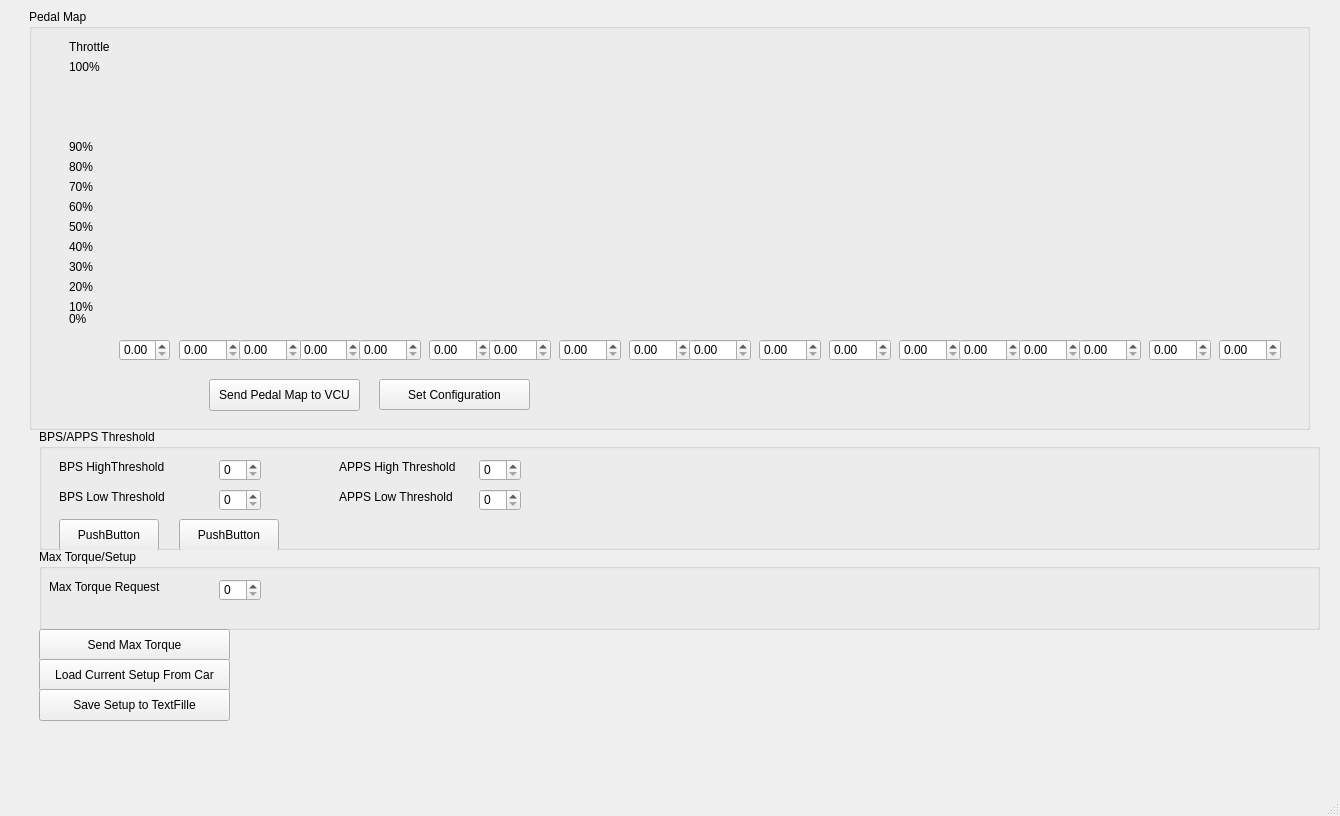
First picture: the form in ui/VCU.ui, repository ucsdtritonracing/grew, before the edit.
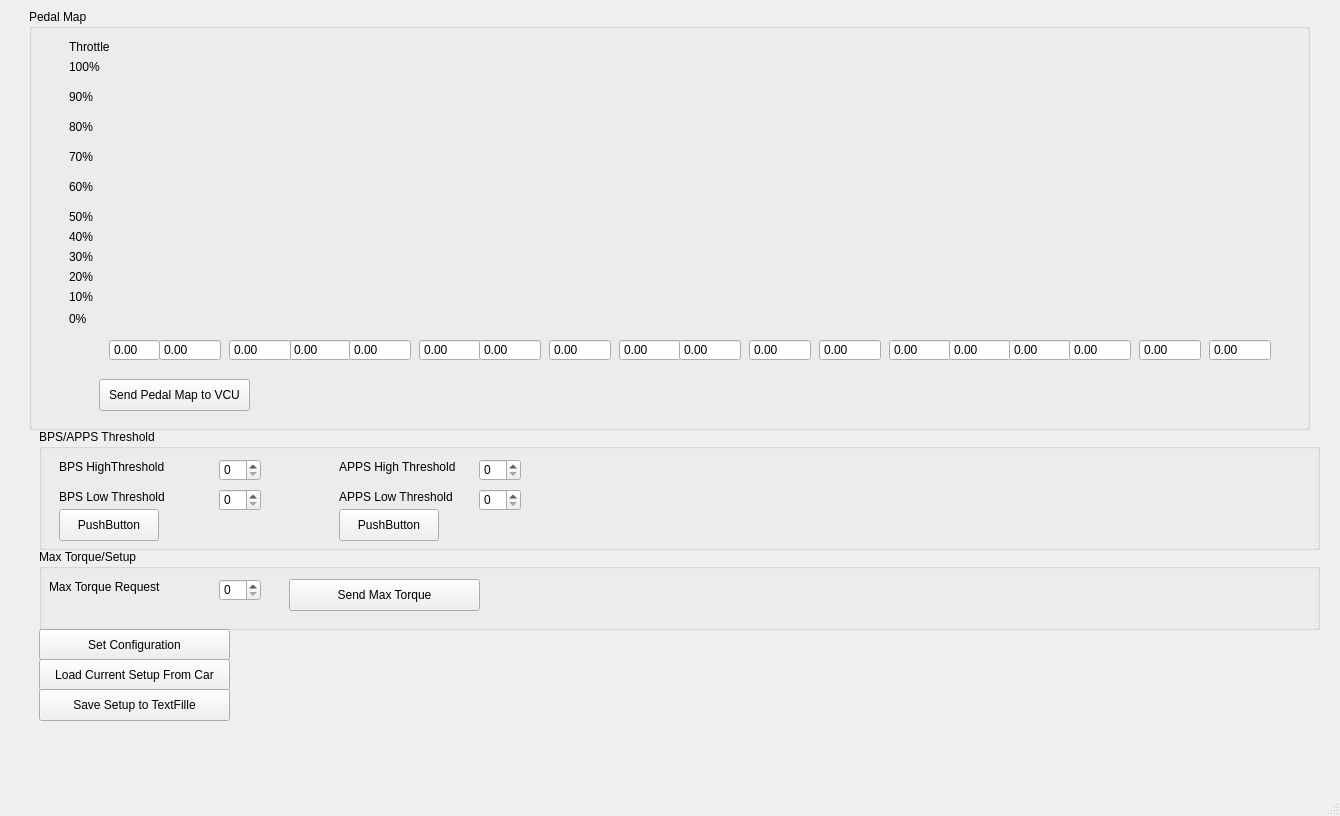
Second picture: the form after the edit. Custom widgets are drawn as their Qt base class.

Commit message: add: interactive pedal map graph

```diff
--- a/ui/VCU.ui
+++ b/ui/VCU.ui
@@ -64,7 +64,7 @@
           <property name="geometry">
            <rect>
             <x>20</x>
-            <y>100</y>
+            <y>50</y>
             <width>58</width>
             <height>16</height>
            </rect>
@@ -77,7 +77,7 @@
           <property name="geometry">
            <rect>
             <x>20</x>
-            <y>120</y>
+            <y>80</y>
             <width>58</width>
             <height>16</height>
            </rect>
@@ -90,7 +90,7 @@
           <property name="geometry">
            <rect>
             <x>20</x>
-            <y>140</y>
+            <y>110</y>
             <width>58</width>
             <height>16</height>
            </rect>
@@ -103,7 +103,7 @@
           <property name="geometry">
            <rect>
             <x>20</x>
-            <y>160</y>
+            <y>140</y>
             <width>58</width>
             <height>16</height>
            </rect>
@@ -116,7 +116,7 @@
           <property name="geometry">
            <rect>
             <x>20</x>
-            <y>180</y>
+            <y>170</y>
             <width>58</width>
             <height>16</height>
            </rect>
@@ -129,7 +129,7 @@
           <property name="geometry">
            <rect>
             <x>20</x>
-            <y>200</y>
+            <y>190</y>
             <width>58</width>
             <height>16</height>
            </rect>
@@ -142,7 +142,7 @@
           <property name="geometry">
            <rect>
             <x>20</x>
-            <y>220</y>
+            <y>210</y>
             <width>58</width>
             <height>16</height>
            </rect>
@@ -155,7 +155,7 @@
           <property name="geometry">
            <rect>
             <x>20</x>
-            <y>240</y>
+            <y>230</y>
             <width>58</width>
             <height>16</height>
            </rect>
@@ -168,7 +168,7 @@
           <property name="geometry">
            <rect>
             <x>20</x>
-            <y>260</y>
+            <y>250</y>
             <width>58</width>
             <height>16</height>
            </rect>
@@ -207,7 +207,7 @@
         <widget class="QPushButton" name="pushButton">
          <property name="geometry">
           <rect>
-           <x>180</x>
+           <x>70</x>
            <y>370</y>
            <width>151</width>
            <height>32</height>
@@ -217,7 +217,7 @@
           <string>Send Pedal Map to VCU</string>
          </property>
         </widget>
-        <widget class="QWidget" name="widget_2" native="true">
+        <widget class="PlotWidget" name="pedalGraph" native="true">
          <property name="geometry">
           <rect>
            <x>70</x>
@@ -229,9 +229,9 @@
          <widget class="QWidget" name="widget_3" native="true">
           <property name="geometry">
            <rect>
-            <x>20</x>
+            <x>10</x>
             <y>260</y>
-            <width>1171</width>
+            <width>1181</width>
             <height>41</height>
            </rect>
           </property>
@@ -244,16 +244,22 @@
              <height>22</height>
             </rect>
            </property>
+           <property name="buttonSymbols">
+            <enum>QAbstractSpinBox::NoButtons</enum>
+           </property>
           </widget>
           <widget class="QDoubleSpinBox" name="doubleSpinBox_2">
            <property name="geometry">
             <rect>
-             <x>60</x>
+             <x>50</x>
              <y>10</y>
              <width>62</width>
              <height>22</height>
             </rect>
            </property>
+           <property name="buttonSymbols">
+            <enum>QAbstractSpinBox::NoButtons</enum>
+           </property>
           </widget>
           <widget class="QDoubleSpinBox" name="doubleSpinBox_3">
            <property name="geometry">
@@ -264,6 +270,9 @@
              <height>22</height>
             </rect>
            </property>
+           <property name="buttonSymbols">
+            <enum>QAbstractSpinBox::NoButtons</enum>
+           </property>
           </widget>
           <widget class="QDoubleSpinBox" name="doubleSpinBox_4">
            <property name="geometry">
@@ -274,6 +283,9 @@
              <height>22</height>
             </rect>
            </property>
+           <property name="buttonSymbols">
+            <enum>QAbstractSpinBox::NoButtons</enum>
+           </property>
           </widget>
           <widget class="QDoubleSpinBox" name="doubleSpinBox_5">
            <property name="geometry">
@@ -284,6 +296,9 @@
              <height>22</height>
             </rect>
            </property>
+           <property name="buttonSymbols">
+            <enum>QAbstractSpinBox::NoButtons</enum>
+           </property>
           </widget>
           <widget class="QDoubleSpinBox" name="doubleSpinBox_6">
            <property name="geometry">
@@ -294,6 +309,9 @@
              <height>22</height>
             </rect>
            </property>
+           <property name="buttonSymbols">
+            <enum>QAbstractSpinBox::NoButtons</enum>
+           </property>
           </widget>
           <widget class="QDoubleSpinBox" name="doubleSpinBox_7">
            <property name="geometry">
@@ -304,6 +322,9 @@
              <height>22</height>
             </rect>
            </property>
+           <property name="buttonSymbols">
+            <enum>QAbstractSpinBox::NoButtons</enum>
+           </property>
           </widget>
           <widget class="QDoubleSpinBox" name="doubleSpinBox_8">
            <property name="geometry">
@@ -314,6 +335,9 @@
              <height>22</height>
             </rect>
            </property>
+           <property name="buttonSymbols">
+            <enum>QAbstractSpinBox::NoButtons</enum>
+           </property>
           </widget>
           <widget class="QDoubleSpinBox" name="doubleSpinBox_9">
            <property name="geometry">
@@ -324,6 +348,9 @@
              <height>22</height>
             </rect>
            </property>
+           <property name="buttonSymbols">
+            <enum>QAbstractSpinBox::NoButtons</enum>
+           </property>
           </widget>
           <widget class="QDoubleSpinBox" name="doubleSpinBox_10">
            <property name="geometry">
@@ -334,6 +361,9 @@
              <height>22</height>
             </rect>
            </property>
+           <property name="buttonSymbols">
+            <enum>QAbstractSpinBox::NoButtons</enum>
+           </property>
           </widget>
           <widget class="QDoubleSpinBox" name="doubleSpinBox_11">
            <property name="geometry">
@@ -344,6 +374,9 @@
              <height>22</height>
             </rect>
            </property>
+           <property name="buttonSymbols">
+            <enum>QAbstractSpinBox::NoButtons</enum>
+           </property>
           </widget>
           <widget class="QDoubleSpinBox" name="doubleSpinBox_12">
            <property name="geometry">
@@ -354,6 +387,9 @@
              <height>22</height>
             </rect>
            </property>
+           <property name="buttonSymbols">
+            <enum>QAbstractSpinBox::NoButtons</enum>
+           </property>
           </widget>
           <widget class="QDoubleSpinBox" name="doubleSpinBox_13">
            <property name="geometry">
@@ -364,6 +400,9 @@
              <height>22</height>
             </rect>
            </property>
+           <property name="buttonSymbols">
+            <enum>QAbstractSpinBox::NoButtons</enum>
+           </property>
           </widget>
           <widget class="QDoubleSpinBox" name="doubleSpinBox_14">
            <property name="geometry">
@@ -374,6 +413,9 @@
              <height>22</height>
             </rect>
            </property>
+           <property name="buttonSymbols">
+            <enum>QAbstractSpinBox::NoButtons</enum>
+           </property>
           </widget>
           <widget class="QDoubleSpinBox" name="doubleSpinBox_15">
            <property name="geometry">
@@ -384,6 +426,9 @@
              <height>22</height>
             </rect>
            </property>
+           <property name="buttonSymbols">
+            <enum>QAbstractSpinBox::NoButtons</enum>
+           </property>
           </widget>
           <widget class="QDoubleSpinBox" name="doubleSpinBox_16">
            <property name="geometry">
@@ -394,6 +439,9 @@
              <height>22</height>
             </rect>
            </property>
+           <property name="buttonSymbols">
+            <enum>QAbstractSpinBox::NoButtons</enum>
+           </property>
           </widget>
           <widget class="QDoubleSpinBox" name="doubleSpinBox_17">
            <property name="geometry">
@@ -404,6 +452,9 @@
              <height>22</height>
             </rect>
            </property>
+           <property name="buttonSymbols">
+            <enum>QAbstractSpinBox::NoButtons</enum>
+           </property>
           </widget>
           <widget class="QDoubleSpinBox" name="doubleSpinBox_18">
            <property name="geometry">
@@ -414,22 +465,12 @@
              <height>22</height>
             </rect>
            </property>
+           <property name="buttonSymbols">
+            <enum>QAbstractSpinBox::NoButtons</enum>
+           </property>
           </widget>
          </widget>
         </widget>
-        <widget class="QPushButton" name="pushButton_7">
-         <property name="geometry">
-          <rect>
-           <x>350</x>
-           <y>370</y>
-           <width>151</width>
-           <height>31</height>
-          </rect>
-         </property>
-         <property name="text">
-          <string>Set Configuration</string>
-         </property>
-        </widget>
        </widget>
        <widget class="QGroupBox" name="groupBox_2">
         <property name="geometry">
@@ -493,7 +534,7 @@
          <property name="geometry">
           <rect>
            <x>20</x>
-           <y>90</y>
+           <y>80</y>
            <width>100</width>
            <height>32</height>
           </rect>
@@ -505,8 +546,8 @@
         <widget class="QPushButton" name="pushButton_3">
          <property name="geometry">
           <rect>
-           <x>140</x>
-           <y>90</y>
+           <x>300</x>
+           <y>80</y>
            <width>100</width>
            <height>32</height>
           </rect>
@@ -597,19 +638,19 @@
           </rect>
          </property>
         </widget>
-       </widget>
-       <widget class="QPushButton" name="pushButton_4">
-        <property name="geometry">
-         <rect>
-          <x>20</x>
-          <y>620</y>
-          <width>191</width>
-          <height>32</height>
-         </rect>
-        </property>
-        <property name="text">
-         <string>Send Max Torque</string>
-        </property>
+        <widget class="QPushButton" name="pushButton_4">
+         <property name="geometry">
+          <rect>
+           <x>250</x>
+           <y>30</y>
+           <width>191</width>
+           <height>32</height>
+          </rect>
+         </property>
+         <property name="text">
+          <string>Send Max Torque</string>
+         </property>
+        </widget>
        </widget>
        <widget class="QPushButton" name="pushButton_5">
         <property name="geometry">
@@ -637,6 +678,19 @@
          <string>Save Setup to TextFille</string>
         </property>
        </widget>
+       <widget class="QPushButton" name="pushButton_7">
+        <property name="geometry">
+         <rect>
+          <x>20</x>
+          <y>620</y>
+          <width>191</width>
+          <height>31</height>
+         </rect>
+        </property>
+        <property name="text">
+         <string>Set Configuration</string>
+        </property>
+       </widget>
       </widget>
      </item>
     </layout>
@@ -654,6 +708,14 @@
   </widget>
   <widget class="QStatusBar" name="statusbar"/>
  </widget>
+ <customwidgets>
+  <customwidget>
+   <class>PlotWidget</class>
+   <extends>QWidget</extends>
+   <header>pyqtgraph</header>
+   <container>1</container>
+  </customwidget>
+ </customwidgets>
  <resources/>
  <connections/>
 </ui>
```
Left out of the diff: 4 changed lines with no effect on the pictures. The commit also changes 2 other files.
